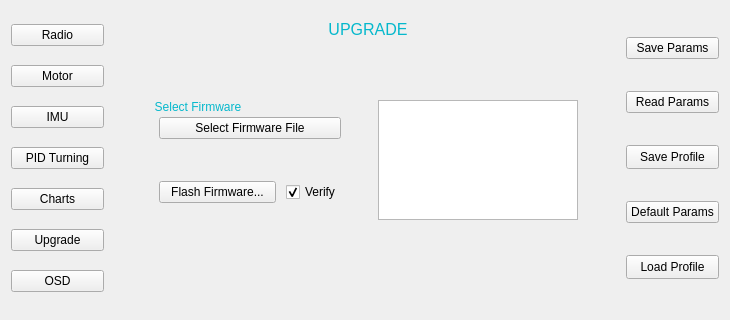
Before: the Qt Designer form src/uavconfig.ui in nlbtuyen/ConfigurationGCS, drawn with Qt 5.
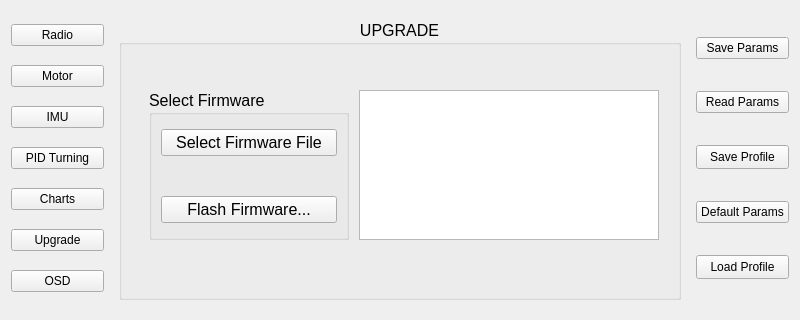
After: the same form once the commit is applied. The open tabs and pages were chosen to show the change. Icons and pictures are not drawn.

Commit message: New Style Color

Patch:
```diff
--- a/src/uavconfig.ui
+++ b/src/uavconfig.ui
@@ -9,7 +9,7 @@
    <rect>
     <x>0</x>
     <y>0</y>
-    <width>730</width>
+    <width>800</width>
     <height>320</height>
    </rect>
   </property>
@@ -21,13 +21,13 @@
   </property>
   <property name="minimumSize">
    <size>
-    <width>730</width>
+    <width>800</width>
     <height>320</height>
    </size>
   </property>
   <property name="maximumSize">
    <size>
-    <width>856</width>
+    <width>800</width>
     <height>845</height>
    </size>
   </property>
@@ -111,13 +111,13 @@
      </property>
      <property name="minimumSize">
       <size>
-       <width>510</width>
+       <width>580</width>
        <height>0</height>
       </size>
      </property>
      <property name="maximumSize">
       <size>
-       <width>510</width>
+       <width>580</width>
        <height>16777215</height>
       </size>
      </property>
@@ -1630,7 +1630,7 @@
          <property name="flat">
           <bool>true</bool>
          </property>
-         <layout class="QHBoxLayout" name="horizontalLayout_26">
+         <layout class="QHBoxLayout" name="horizontalLayout_3">
           <item>
            <widget class="QScrollArea" name="scrollArea_Charts">
             <property name="minimumSize">
@@ -1687,17 +1687,7 @@
           </font>
          </property>
          <property name="styleSheet">
-          <string notr="true">QGroupBox::title {
-	font-weight: bold;
-	font-size: 16px;
-	color: #05B8CC;
-	padding: 0px 3px 0px 3px;
-}
-
-QGroupBox {
-	border: 0px;
-}
-</string>
+          <string notr="true"/>
          </property>
          <property name="title">
           <string>UPGRADE</string>
@@ -1708,28 +1698,19 @@
          <property name="flat">
           <bool>true</bool>
          </property>
-         <layout class="QVBoxLayout" name="verticalLayout_5">
-          <item>
-           <spacer name="verticalSpacer">
-            <property name="orientation">
-             <enum>Qt::Vertical</enum>
-            </property>
-            <property name="sizeHint" stdset="0">
-             <size>
-              <width>20</width>
-              <height>56</height>
-             </size>
-            </property>
-           </spacer>
-          </item>
-          <item>
-           <layout class="QHBoxLayout" name="horizontalLayout_3">
-            <item>
-             <widget class="QGroupBox" name="groupBox_7">
+         <widget class="QGroupBox" name="groupBox_SelectFW">
+          <property name="geometry">
+           <rect>
+            <x>30</x>
+            <y>70</y>
+            <width>200</width>
+            <height>150</height>
+           </rect>
+          </property>
               <property name="minimumSize">
                <size>
                 <width>200</width>
-                <height>120</height>
+            <height>150</height>
                </size>
               </property>
               <property name="maximumSize">
@@ -1780,32 +1761,19 @@
                    </property>
                   </widget>
                  </item>
-                 <item>
-                  <widget class="QCheckBox" name="checkBox_verifyFwFlash">
-                   <property name="sizePolicy">
-                    <sizepolicy hsizetype="Maximum" vsizetype="Fixed">
-                     <horstretch>0</horstretch>
-                     <verstretch>0</verstretch>
-                    </sizepolicy>
-                   </property>
-                   <property name="toolTip">
-                    <string>&lt;html&gt;&lt;head/&gt;&lt;body&gt;&lt;p&gt;Verify firmware after flashing (takes longer but is safer).&lt;/p&gt;&lt;/body&gt;&lt;/html&gt;</string>
-                   </property>
-                   <property name="text">
-                    <string>Verify</string>
-                   </property>
-                   <property name="checked">
-                    <bool>true</bool>
-                   </property>
-                  </widget>
-                 </item>
                 </layout>
                </item>
               </layout>
              </widget>
-            </item>
-            <item>
              <widget class="QTextBrowser" name="textFlashOutput">
+          <property name="geometry">
+           <rect>
+            <x>240</x>
+            <y>70</y>
+            <width>300</width>
+            <height>150</height>
+           </rect>
+          </property>
               <property name="sizePolicy">
                <sizepolicy hsizetype="Fixed" vsizetype="Expanding">
                 <horstretch>0</horstretch>
@@ -1814,34 +1782,17 @@
               </property>
               <property name="minimumSize">
                <size>
-                <width>200</width>
-                <height>120</height>
+            <width>300</width>
+            <height>150</height>
                </size>
               </property>
               <property name="maximumSize">
                <size>
-                <width>200</width>
-                <height>120</height>
+            <width>300</width>
+            <height>150</height>
                </size>
               </property>
              </widget>
-            </item>
-           </layout>
-          </item>
-          <item>
-           <spacer name="verticalSpacer_2">
-            <property name="orientation">
-             <enum>Qt::Vertical</enum>
-            </property>
-            <property name="sizeHint" stdset="0">
-             <size>
-              <width>20</width>
-              <height>55</height>
-             </size>
-            </property>
-           </spacer>
-          </item>
-         </layout>
         </widget>
        </item>
       </layout>
```
Left out of the diff: 133 changed lines with no effect on the pictures. Lines whose indentation alone changed are shown as unchanged. The commit also changes 5 other files.
